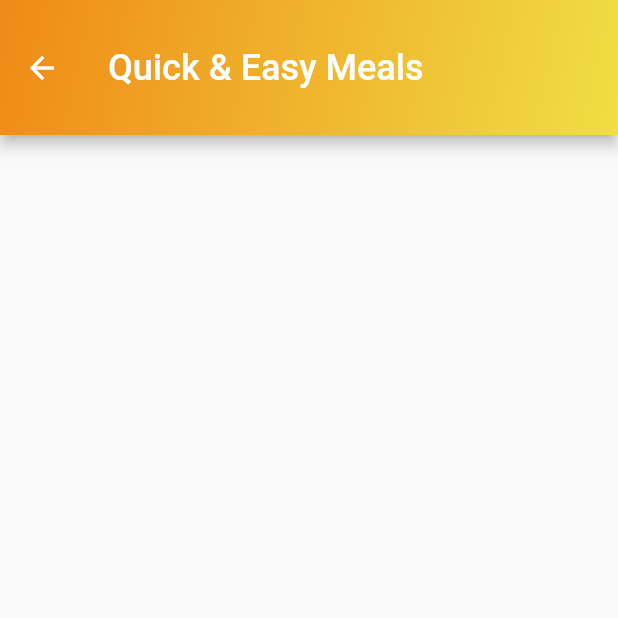
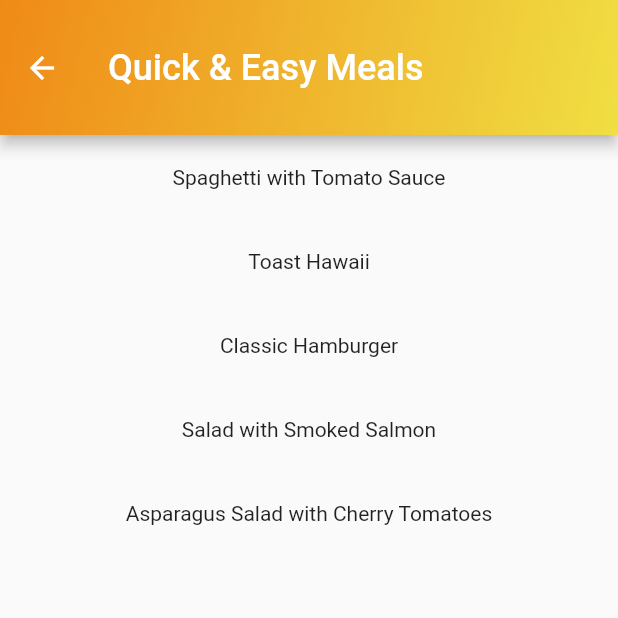
Before and after one commit to HossamMuhammedOmar/new_meals_app, a Flutter app: the screen it shows after launch, after a tap on "Quick & Easy", on a phone screen of 412 x 824 dp, the top half of it. Run offline on Flutter 3.47's test engine with Material 2 defaults, Android fonts, the light colour scheme and no system bars.

Commit message:
update meal screen

```diff
--- a/lib/meals_data.dart
+++ b/lib/meals_data.dart
@@ -208,8 +208,8 @@
   Meals(
     id: 'm5',
     categories: [
-      'c2'
-          'c5',
+      'c2',
+      'c5',
       'c10',
     ],
     title: 'Salad with Smoked Salmon',
--- a/lib/screens/home_screen.dart
+++ b/lib/screens/home_screen.dart
@@ -14,8 +14,8 @@ class HomeScreen extends StatelessWidget {
                 begin: Alignment.topLeft,
                 end: Alignment.bottomRight,
                 colors: <Color>[
-                  Color(0xFF2c3e50),
-                  Color(0xFF263645),
+                  Color(0xFF0a0e11),
+                  Color(0xFF161f27),
                 ],
               ),
             ),
--- a/lib/screens/meals_screen.dart
+++ b/lib/screens/meals_screen.dart
@@ -39,7 +39,14 @@ class _MealsScreenState extends State<MealsScreen> {
         ),
         body: ListView.builder(
           itemBuilder: (BuildContext context, int index) {
-            return Text('');
+            return Container(
+              padding: EdgeInsets.all(20.0),
+              child: Column(
+                children: [
+                  Text(mealData[index].title),
+                ],
+              ),
+            );
           },
           itemCount: mealData.length,
         ),
```
